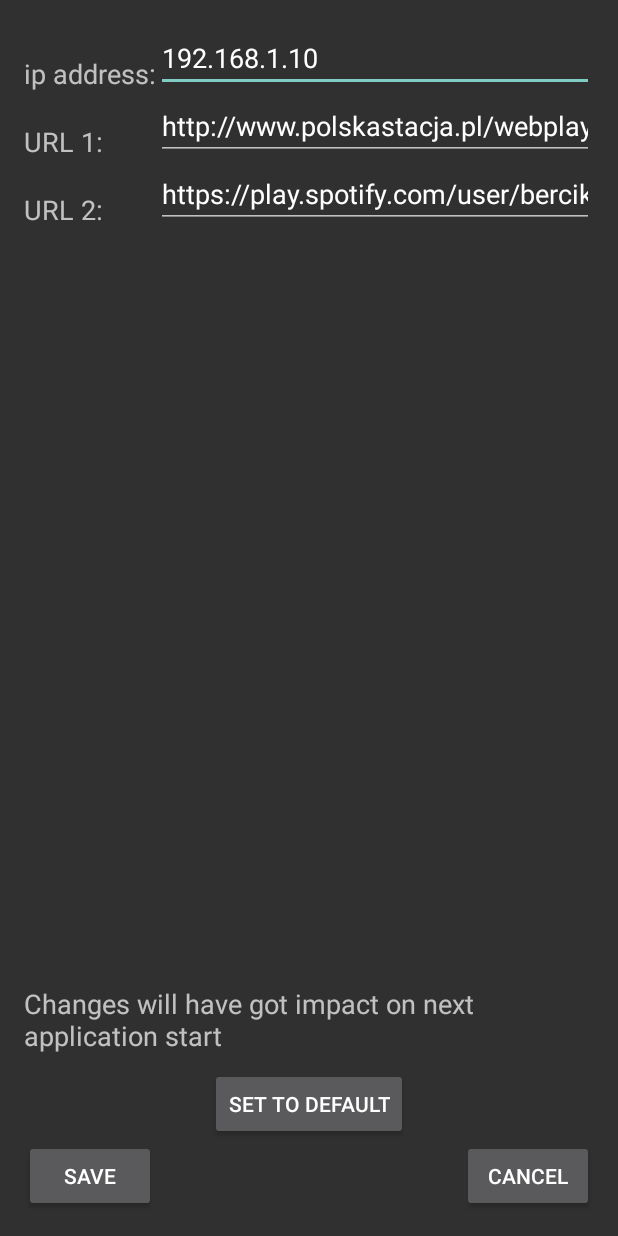
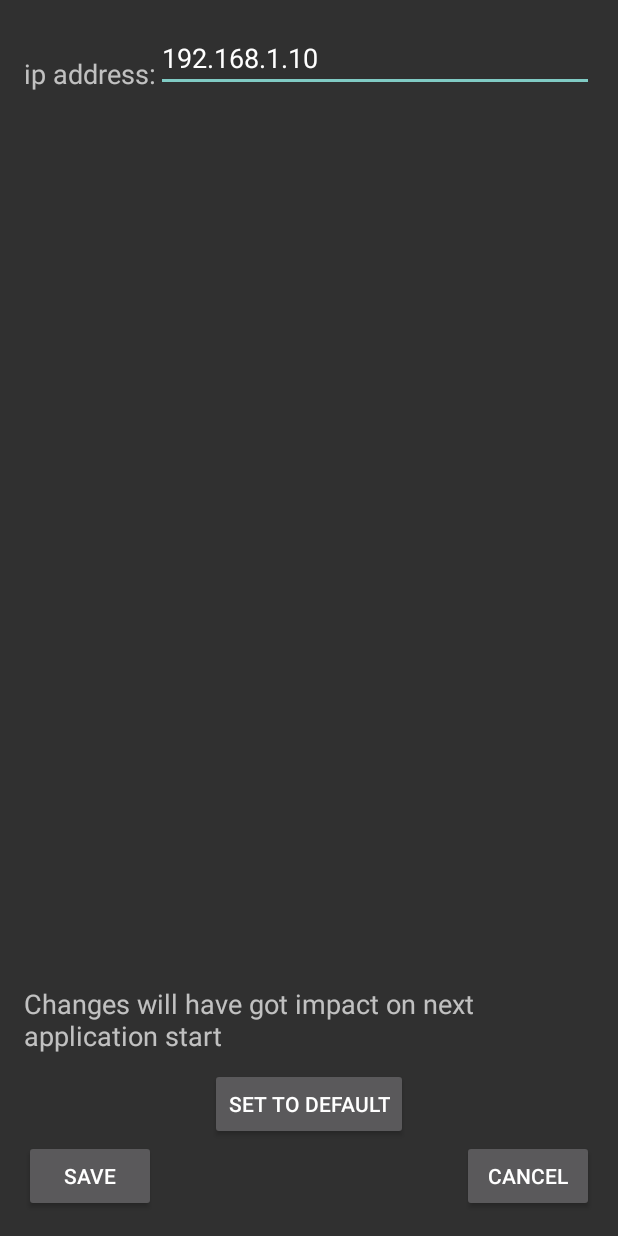
Before and after one commit to bercik/VolumeController, an Android app: the screen it shows after launch (SettingsActivity), in the options menu, after a tap on "Settings", on a phone screen of 412 x 824 dp. Run offline under Robolectric (Android 15) with nearby library versions, the phone set to English and light mode, and no system bars; network calls fail; 3 statements that could not run were skipped.

Commit message:
Clean up settings

```diff
--- a/android/VolumeController/app/src/main/java/pl/rcebula/volumecontroller/MainActivity.java
+++ b/android/VolumeController/app/src/main/java/pl/rcebula/volumecontroller/MainActivity.java
@@ -56,10 +56,6 @@ public class MainActivity extends ActionBarActivity
 
     public static final String HOST = "192.168.1.10";
     public static final int PORT = 5656;
-    public static final String URL1 =
-            "http://www.polskastacja.pl/webplayer/index.php?channel=43&version=20150602";
-    public static final String URL2 =
-            "https://play.spotify.com/user/bercikos/playlist/06yODuxCoQ6OQSPS81bmtX?play=true";
 
     private Client client;
 
--- a/android/VolumeController/app/src/main/java/pl/rcebula/volumecontroller/SettingsActivity.java
+++ b/android/VolumeController/app/src/main/java/pl/rcebula/volumecontroller/SettingsActivity.java
@@ -23,8 +23,6 @@ public class SettingsActivity extends ActionBarActivity
     private Button cancelButton;
     private EditText ipAddressEditText;
     private TextView errorTextView;
-    private EditText url1EditText;
-    private EditText url2EditText;
     private Button setToDefaultButton;
 
     private void initializeVariables()
@@ -33,8 +31,6 @@ public class SettingsActivity extends ActionBarActivity
         cancelButton = (Button) findViewById(R.id.cancelButton);
         ipAddressEditText = (EditText) findViewById(R.id.ipAddressEditText);
         errorTextView = (TextView) findViewById(R.id.errorTextView);
-        url1EditText = (EditText) findViewById(R.id.url1EditText);
-        url2EditText = (EditText) findViewById(R.id.url2EditText);
         setToDefaultButton = (Button) findViewById(R.id.setToDefaultButton);
     }
 
@@ -65,27 +61,9 @@ public class SettingsActivity extends ActionBarActivity
                     return;
                 }
 
-                String url1 = url1EditText.getText().toString();
-                if (!URLUtil.isValidUrl(url1))
-                {
-                    errorTextView.setText("Invalid URL 1");
-
-                    return;
-                }
-
-                String url2 = url2EditText.getText().toString();
-                if (!URLUtil.isValidUrl(url2))
-                {
-                    errorTextView.setText("Invalid URL 2");
-
-                    return;
-                }
-
                 SharedPreferences settings = getSharedPreferences("Preferences", 0);
                 SharedPreferences.Editor editor = settings.edit();
                 editor.putString("ipaddress", ipAddress);
-                editor.putString("url1", url1);
-                editor.putString("url2", url2);
                 editor.commit();
 
                 finish();
@@ -107,8 +85,6 @@ public class SettingsActivity extends ActionBarActivity
             public void onClick(View v)
             {
                 ipAddressEditText.setText(MainActivity.HOST);
-                url1EditText.setText(MainActivity.URL1);
-                url2EditText.setText(MainActivity.URL2);
             }
         });
     }
@@ -117,8 +93,6 @@ public class SettingsActivity extends ActionBarActivity
     {
         SharedPreferences settings = getSharedPreferences("Preferences", 0);
         ipAddressEditText.setText(settings.getString("ipaddress", MainActivity.HOST));
-        url1EditText.setText(settings.getString("url1", MainActivity.URL1));
-        url2EditText.setText(settings.getString("url2", MainActivity.URL2));
     }
 
     private boolean checkIPv4(final String ip)
--- a/android/VolumeController/app/src/main/java/pl/rcebula/volumecontroller/UrlControllerFragment.java
+++ b/android/VolumeController/app/src/main/java/pl/rcebula/volumecontroller/UrlControllerFragment.java
@@ -54,8 +54,6 @@ public class UrlControllerFragment extends Fragment
     private RadioGroup urlsRadioGroup;
     private List<RadioButton> urlRadioButtons;
 
-    private String url1;
-    private String url2;
     private List<Urls.Url> urls;
 
     private OnFragmentInteractionListener mListener;
@@ -91,10 +89,6 @@ public class UrlControllerFragment extends Fragment
         View view = inflater.inflate(R.layout.fragment_url_controller, container, false);
 
         mainActivity = (MainActivity) getActivity();
-
-        SharedPreferences settings = super.getActivity().getSharedPreferences("Preferences", 0);
-        url1 = settings.getString("url1", MainActivity.URL1);
-        url2 = settings.getString("url2", MainActivity.URL2);
 
         urls = new Urls().getUrls();
         urlRadioButtons = new ArrayList<>();
--- a/android/VolumeController/app/src/main/res/layout-land/activity_settings.xml
+++ b/android/VolumeController/app/src/main/res/layout-land/activity_settings.xml
@@ -61,24 +61,6 @@
         android:layout_above="@+id/saveButton"
         android:layout_alignParentStart="true"/>
 
-    <TextView
-        android:layout_width="wrap_content"
-        android:layout_height="wrap_content"
-        android:textAppearance="?android:attr/textAppearanceMedium"
-        android:text="URL:"
-        android:id="@+id/textView4"
-        android:layout_alignBottom="@+id/url1EditText"
-        android:layout_alignParentStart="true"/>
-
-    <EditText
-        android:layout_width="wrap_content"
-        android:layout_height="wrap_content"
-        android:id="@+id/url1EditText"
-        android:singleLine="true"
-        android:layout_below="@+id/textView"
-        android:layout_alignParentEnd="true"
-        android:layout_alignStart="@+id/ipAddressEditText"/>
-
     <Button
         android:layout_width="wrap_content"
         android:layout_height="wrap_content"
@@ -87,20 +69,4 @@
         android:layout_alignParentBottom="true"
         android:layout_centerHorizontal="true"/>
 
-    <TextView
-        android:layout_width="wrap_content"
-        android:layout_height="wrap_content"
-        android:textAppearance="?android:attr/textAppearanceMedium"
-        android:text="URL 2:"
-        android:id="@+id/textView6"
-        android:layout_alignBottom="@+id/url2EditText"
-        android:layout_alignParentStart="true"/>
-
-    <EditText
-        android:layout_width="wrap_content"
-        android:layout_height="wrap_content"
-        android:id="@+id/url2EditText"
-        android:layout_below="@+id/textView4"
-        android:layout_alignStart="@+id/url1EditText"
-        android:layout_alignEnd="@+id/cancelButton"/>
 </RelativeLayout>
--- a/android/VolumeController/app/src/main/res/layout/activity_settings.xml
+++ b/android/VolumeController/app/src/main/res/layout/activity_settings.xml
@@ -62,25 +62,6 @@
         android:layout_alignParentStart="true"
         android:layout_marginBottom="57dp"/>
 
-    <TextView
-        android:layout_width="wrap_content"
-        android:layout_height="wrap_content"
-        android:textAppearance="?android:attr/textAppearanceMedium"
-        android:text="URL 1:"
-        android:id="@+id/textView4"
-        android:layout_above="@+id/url2EditText"
-        android:layout_alignParentStart="true"/>
-
-    <EditText
-        android:layout_width="wrap_content"
-        android:layout_height="wrap_content"
-        android:id="@+id/url1EditText"
-        android:singleLine="true"
-        android:layout_below="@+id/textView"
-        android:layout_alignStart="@+id/ipAddressEditText"
-        android:layout_toStartOf="@+id/ipAddressEditText"
-        android:layout_alignEnd="@+id/ipAddressEditText"/>
-
     <Button
         android:layout_width="wrap_content"
         android:layout_height="wrap_content"
@@ -89,22 +70,4 @@
         android:layout_above="@+id/cancelButton"
         android:layout_centerHorizontal="true"/>
 
-    <TextView
-        android:layout_width="wrap_content"
-        android:layout_height="wrap_content"
-        android:textAppearance="?android:attr/textAppearanceMedium"
-        android:text="URL 2:"
-        android:id="@+id/textView5"
-        android:layout_alignBottom="@+id/url2EditText"
-        android:layout_alignParentStart="true"/>
-
-    <EditText
-        android:layout_width="wrap_content"
-        android:layout_height="wrap_content"
-        android:id="@+id/url2EditText"
-        android:singleLine="true"
-        android:layout_below="@+id/url1EditText"
-        android:layout_alignEnd="@+id/cancelButton"
-        android:layout_alignStart="@+id/url1EditText"/>
-
 </RelativeLayout>
```
